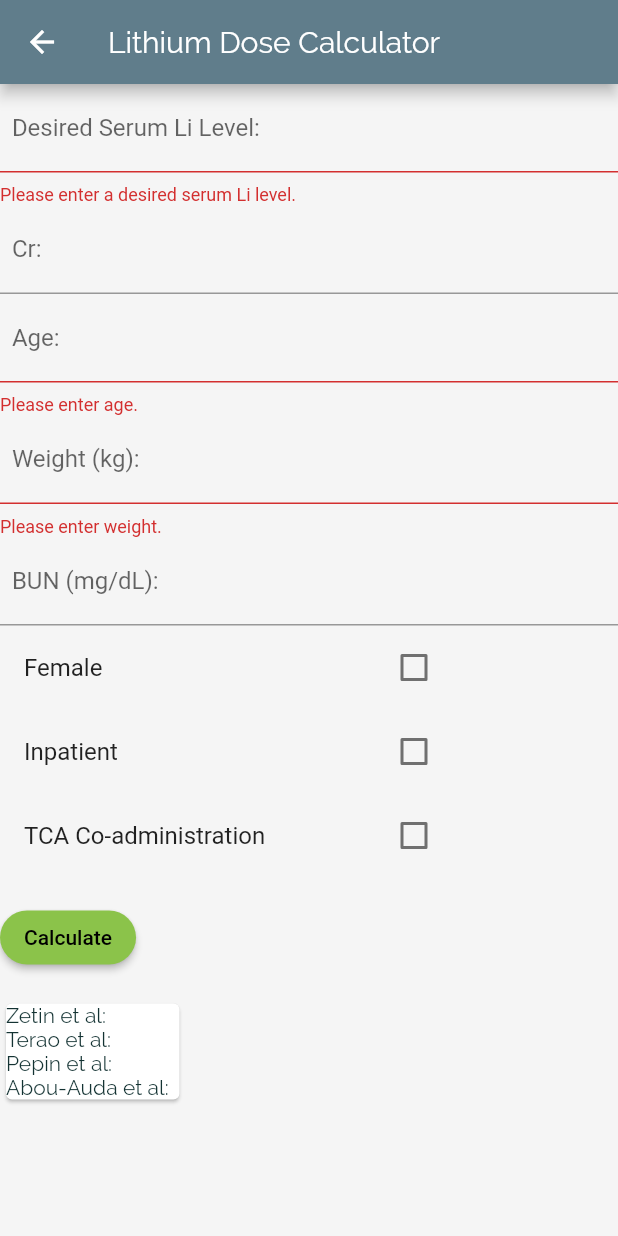
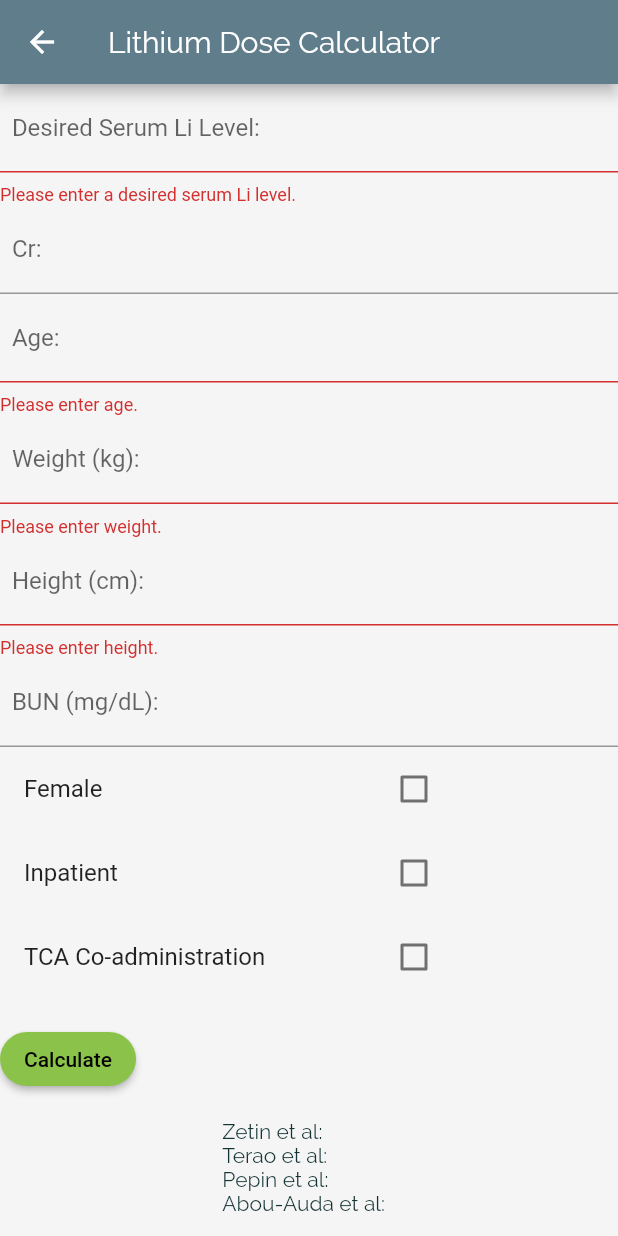
Before and after one commit to skoller/PsychStation, a Flutter app: the LiCalcScreen screen opened by its route, after a tap on "Calculate", on a phone screen of 412 x 824 dp. Run offline on Flutter 3.47's test engine with Material 2 defaults, Android fonts, the phone set to English and light mode, and no system bars; our stand-ins replace cloud_firestore, firebase_auth; accounts and stored records are empty.

Commit message:
added more variables to li calc but not complete

```diff
--- a/lib/Tools/Calculators/Lithium_calc/LiForm.dart
+++ b/lib/Tools/Calculators/Lithium_calc/LiForm.dart
@@ -1,4 +1,5 @@
 import 'package:flutter/material.dart';
+import 'dart:math';
 
 class LiForm extends StatefulWidget {
   @override
@@ -21,35 +22,52 @@ class LiFormState extends State<LiForm> {
   final bunController = TextEditingController();
   final crController = TextEditingController();
   final lilevelController = TextEditingController();
+  final heightController = TextEditingController();
 
   var _desiredLiSerumLevel;
   var _age;
   bool _female = false;
-  // unset variable _female once selection on UI implemented
-  var _weight;
+  var _weight; //kg
   var _bun;
   var _cr;
   var _inpatient = false;
   var _tcaCoadmin = false;
   var calcd = false;
+  double _ideal_body_weight = 0.0;
+  double _lean_body_weight = 0.0;
+  var _height; // cm
+
+  var cr_clearance;
+  var li_clearance;
 
 
-  var _zetin_Result = 0.0;
+  var _zetin_Result = e * 0.0;
   var _terao_Result = 0.0;
   var _abou_auda_Result = 0.0;
   var _pepin_Result = 0.0;
 
   void liDoseCalculate(String li, String age, bool female, String weight,
-      String bun, String cr) {
+      String bun, String cr, String height) {
     setState(() {
       if (_desiredLiSerumLevel) { _desiredLiSerumLevel = double.parse(li);}
-      if (_age) {_age = double.parse(age);}
+      if (_age) { _age = double.parse(age);}
       if (_weight) { _weight = double.parse(weight);}
-      if (_bun) {_bun = double.parse(bun);}
+      if (_height) { _height = double.parse(weight);}
+      if (_bun) { _bun = double.parse(bun);}
       if (_cr) { _cr = double.parse(cr);}
+      if (female && _height) { _ideal_body_weight = (45.5+(0.91*(_height-152.4)));}
+      if ((female == false) && _height) { _ideal_body_weight = (50+(0.91*(_height-152.4))); }
+      if (_female && _height && _age && _cr) {cr_clearance = (((140 - _age) * _weight * 0.85) / (72 * _cr));}
+      if ((_female == false) && _height && _age && _cr) {cr_clearance = (((140 - _age) * _weight) / (72 * _cr));}
+      if (female && _height) { _lean_body_weight = ((0.29569*_weight) + (0.41813*_height) - 43.2933);}
+      if ((female == false) && _height) { _lean_body_weight = ((0.32810*_weight) + (0.33929*_height) - 29.5336);}
+      if (_height &&  _weight && cr_clearance) {li_clearance = (0.0093*_lean_body_weight)+(0.0885*cr_clearance*0.06);}
 
 
 
+
+
+//calc zetin below
       if (
         _weight != null &&
         _age != null &&
@@ -160,6 +178,25 @@ class LiFormState extends State<LiForm> {
             //     print(_weight);
             //   },
           ),
+            TextFormField(
+            key: ValueKey('Height'),
+            validator: (value) {
+              if (value.isEmpty) {
+                return 'Please enter height.';
+              }
+              return null;
+            },
+            keyboardType: TextInputType.number,
+            decoration: InputDecoration(
+              labelText: "  Height (cm):",
+              // labelStyle: TextStyle(fontWeight: FontWeight.bold),
+            ),
+            controller: heightController,
+            // onChanged: (value) {
+            //     _weight = value;
+            //     print(_weight);
+            //   },
+          ),
           TextFormField(
             key: ValueKey('Bun'),
             keyboardType: TextInputType.number,
@@ -227,7 +264,8 @@ class LiFormState extends State<LiForm> {
                       _female,
                       weightController.text,
                       bunController.text,
-                      crController.text);
+                      crController.text,
+                      heightController.text);
                   // If the form is valid, display a Snackbar.
                   // Scaffold.of(context)
                   //     .showSnackBar(SnackBar(content: Text('Processing Data')));
@@ -236,7 +274,9 @@ class LiFormState extends State<LiForm> {
               child: Text('Calculate'),
             ),
           ),
-          Card(
+          Container(
+            width: double.infinity,
+            alignment: Alignment.topCenter,
             child: Column(
                 crossAxisAlignment: CrossAxisAlignment.start,
                 children: <Widget>[
@@ -249,7 +289,8 @@ class LiFormState extends State<LiForm> {
                   Text(
                       "Abou-Auda et al: ${(calcd == true) ? (_abou_auda_Result.toStringAsFixed(1) + " mg/day") : " "}")
                 ]),
-          )
+          ),
+          SizedBox(height: 50, width: double.infinity)
         ],
       ),
     );
--- a/lib/Tools/Calculators/Lithium_calc/Li_calc_screen.dart
+++ b/lib/Tools/Calculators/Lithium_calc/Li_calc_screen.dart
@@ -29,7 +29,7 @@ class _LiCalcScreenState extends State<LiCalcScreen> {
       appBar: AppBar(
         title: Text("Lithium Dose Calculator"),
       ),
-      body: Container(
+      body: SingleChildScrollView(
         child: LiForm())
     );
   }
```
Also changed, not shown: lib/Tools/Landmark_Studies/Landmark_studies_screen.dart (+76 -27 lines).
